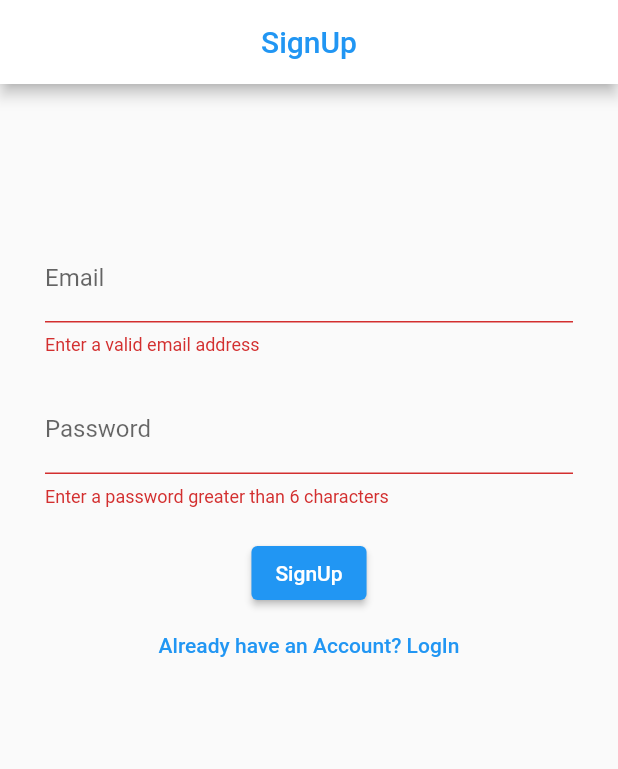
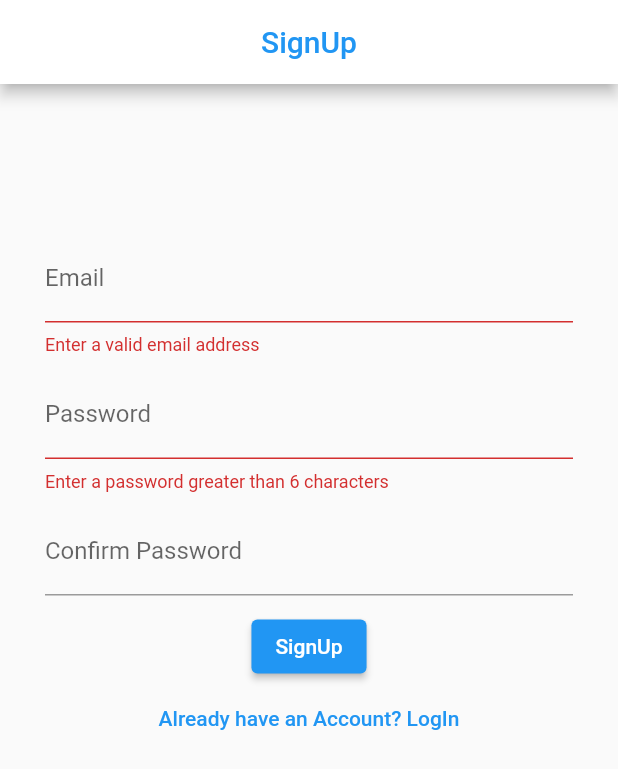
Before and after one commit to adi-code22/Personal-Image-Gallery, a Flutter app: the SignUp screen opened by its route, after a tap on "SignUp", on a phone screen of 412 x 824 dp. Shown: the top 769 px of the screen. Run offline on Flutter 3.47's test engine with Material 2 defaults, Android fonts, the phone set to English and light mode, and no system bars; our stand-ins replace bot_toast, cached_network_image, cloud_firestore, firebase_auth, firebase_core, firebase_storage and 2 more; accounts and stored records are empty.

```diff
--- a/lib/loading.dart
+++ b/lib/loading.dart
@@ -11,7 +11,7 @@ class Loading extends StatelessWidget {
       child: Column(
         mainAxisAlignment: MainAxisAlignment.center,
         children: [
-          SpinKitFadingCircle(
+          SpinKitWave(
             color:
                 brightness == Brightness.dark ? Colors.teal[700] : Colors.white,
             size: 80.0,
--- a/lib/main.dart
+++ b/lib/main.dart
@@ -20,6 +20,7 @@ class MyApp extends StatelessWidget {
         '/signup': (context) => SignUp(),
         '/gallery': (context) => Gallery(),
         '/home': (context) => Home(),
+        '/login': (context) => LogIn()
       },
       debugShowCheckedModeBanner: false,
       home: LogIn(),
--- a/lib/signup.dart
+++ b/lib/signup.dart
@@ -1,5 +1,7 @@
+import 'package:cloud_firestore/cloud_firestore.dart';
 import 'package:firebase_auth/firebase_auth.dart';
 import 'package:flutter/material.dart';
+import 'package:internship_main/loading.dart';
 
 class SignUp extends StatefulWidget {
   @override
@@ -8,10 +10,14 @@ class SignUp extends StatefulWidget {
 
 class _SignUpState extends State<SignUp> {
   final GlobalKey<FormState> _formKey = GlobalKey<FormState>();
-  String _email, _password;
+  String _email, _password, _passwordv;
+  bool loading = false;
+
   @override
   Widget build(BuildContext context) {
-    return Scaffold(
+    return loading
+        ? Loading()
+        : Scaffold(
             appBar: AppBar(
               centerTitle: true,
               backgroundColor: Colors.white,
@@ -20,7 +26,8 @@ class _SignUpState extends State<SignUp> {
                 style: TextStyle(color: Colors.blue),
               ),
             ),
-      body: Center(
+            body: SingleChildScrollView(
+              child: Center(
                 child: Padding(
                   padding: const EdgeInsets.fromLTRB(30, 0, 30, 0),
                   child: Form(
@@ -29,13 +36,14 @@ class _SignUpState extends State<SignUp> {
                       children: [
                         SizedBox(height: 100.0),
                         TextFormField(
-                  validator: (val) => val.isEmpty || !(val.contains('@'))
+                          validator: (val) =>
+                              val.isEmpty || !(val.contains('@'))
                                   ? 'Enter a valid email address'
                                   : null,
                           decoration: InputDecoration(labelText: 'Email'),
                           onChanged: (val) => setState(() => _email = val),
                         ),
-                SizedBox(height: 20.0),
+                        SizedBox(height: 10.0),
                         TextFormField(
                           obscureText: true,
                           validator: (val) => val.isEmpty || val.length < 6
@@ -44,18 +52,42 @@ class _SignUpState extends State<SignUp> {
                           decoration: InputDecoration(labelText: 'Password'),
                           onChanged: (val) => setState(() => _password = val),
                         ),
-                SizedBox(height: 20.0),
+                        SizedBox(height: 10.0),
+                        TextFormField(
+                          decoration:
+                              InputDecoration(labelText: 'Confirm Password'),
+                          onChanged: (val) => setState(() => _passwordv = val),
+                          validator: (val) => _password == _passwordv
+                              ? null
+                              : "Passwords doesn't match",
+                        ),
+                        SizedBox(height: 10.0),
                         ElevatedButton(
                             onPressed: () async {
-                      if (_formKey.currentState.validate()) {
+                              if (_password == _passwordv) {}
+                              if (_formKey.currentState.validate() &&
+                                  _password == _passwordv) {
                                 try {
-                          UserCredential user = await FirebaseAuth.instance
+                                  setState(() {
+                                    loading = true;
+                                  });
+
+                                  UserCredential user = await FirebaseAuth
+                                      .instance
                                       .createUserWithEmailAndPassword(
                                           email: _email, password: _password);
                                   print(user);
                                   Navigator.pushNamed((context), '/home');
                                 } catch (e) {
                                   print(e.message);
+                                  String error = e.message.toString();
+                                  loading = false;
+                                  Navigator.pushReplacementNamed(
+                                      context, '/signup');
+                                  final loginerror =
+                                      SnackBar(content: Text(error));
+                                  ScaffoldMessenger.of(context)
+                                      .showSnackBar(loginerror);
                                 }
                               }
                             },
@@ -70,6 +102,7 @@ class _SignUpState extends State<SignUp> {
                   ),
                 ),
               ),
+            ),
           );
   }
 }
--- a/pubspec.yaml
+++ b/pubspec.yaml
@@ -34,6 +34,7 @@ dependencies:
   path_provider: ^2.0.1
   flutter_spinkit: ^4.1.2
   bot_toast: ^3.0.5
+  cached_network_image: ^2.5.1
 
 
   #cloud_firestore: ^1.0.1
```
Also changed, not shown: lib/gallery.dart (+58 -11 lines), lib/home.dart (+24 -2 lines), pubspec.lock. Lines whose indentation alone changed are shown as unchanged.
